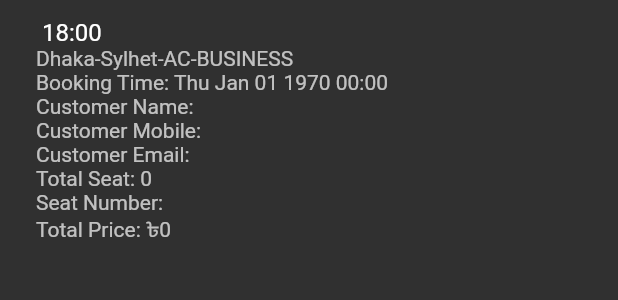
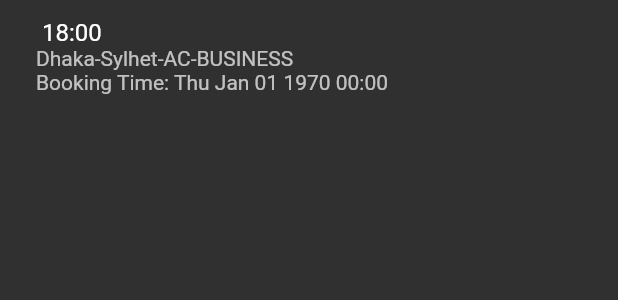
Before and after one commit to hellosrinath/bus_reservation, a Flutter app: the ReservationItemHeaderView widget shown alone on an empty page, opened directly with empty values, on a phone screen of 412 x 824 dp. Shown: the top 300 px of the screen. Run offline on Flutter 3.47's test engine with Material 2 defaults, Android fonts, the phone set to English and light mode, and no system bars.

Commit message:
update reservation list

```diff
--- a/lib/customwidgets/reservation_item_header_view.dart
+++ b/lib/customwidgets/reservation_item_header_view.dart
@@ -1,8 +1,6 @@
 import 'package:bus_reservation_udemy/models/reservation_expansion_item.dart';
 import 'package:bus_reservation_udemy/utils/helper_functions.dart';
 import 'package:flutter/material.dart';
-
-import '../utils/constants.dart';
 
 class ReservationItemHeaderView extends StatelessWidget {
   final ReservationExpansionHeader header;
@@ -27,12 +25,6 @@ class ReservationItemHeaderView extends StatelessWidget {
                 '${header.schedule.busRoute.routeName}-${header.schedule.bus.busType}'),
             Text(
                 'Booking Time: ${getFormattedDate(DateTime.fromMicrosecondsSinceEpoch(header.timestamp), pattern: 'EEE MMM dd yyyy HH:mm')}'),
-            Text('Customer Name: ${body.customer.customerName}'),
-            Text('Customer Mobile: ${body.customer.mobile}'),
-            Text('Customer Email: ${body.customer.email}'),
-            Text('Total Seat: ${body.totalSeatBooked}'),
-            Text('Seat Number: ${body.seatNumbers}'),
-            Text('Total Price: $currency${body.totalPrice}'),
           ],
         ),
       ),
--- a/lib/pages/reservation_page.dart
+++ b/lib/pages/reservation_page.dart
@@ -53,7 +53,7 @@ class _ReservationPageState extends State<ReservationPage> {
             ExpansionPanelList(
               expansionCallback: (index, isExpanded) {
                 setState(() {
-                  items[index].isExpanded = !isExpanded;
+                  items[index].isExpanded = isExpanded;
                 });
               },
               children: items
```
